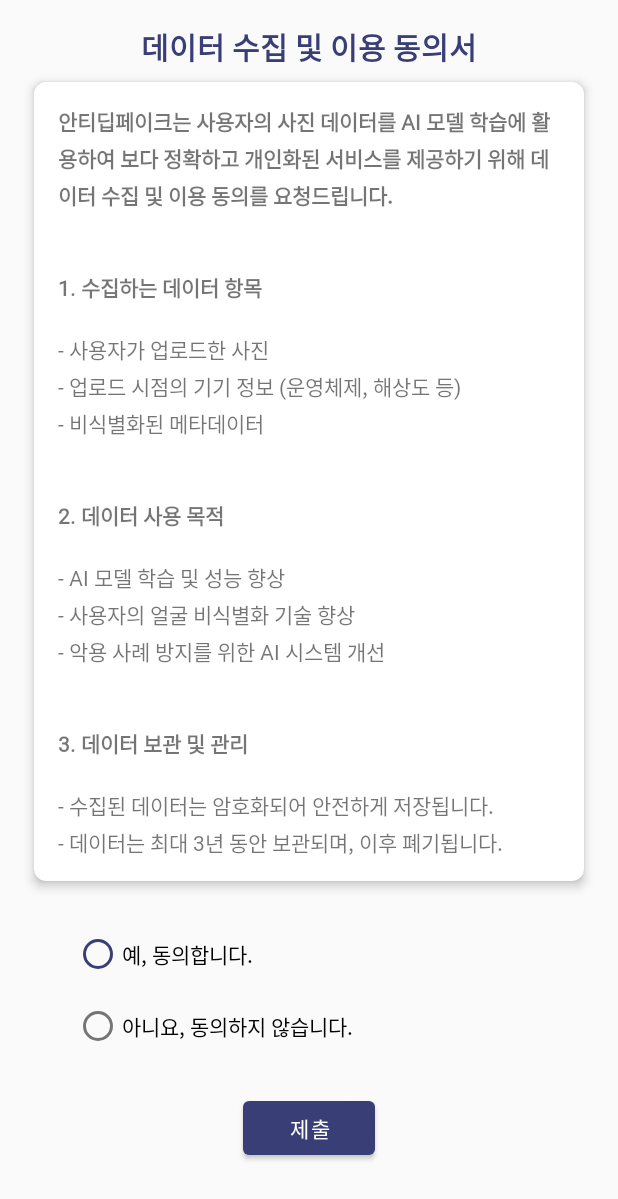
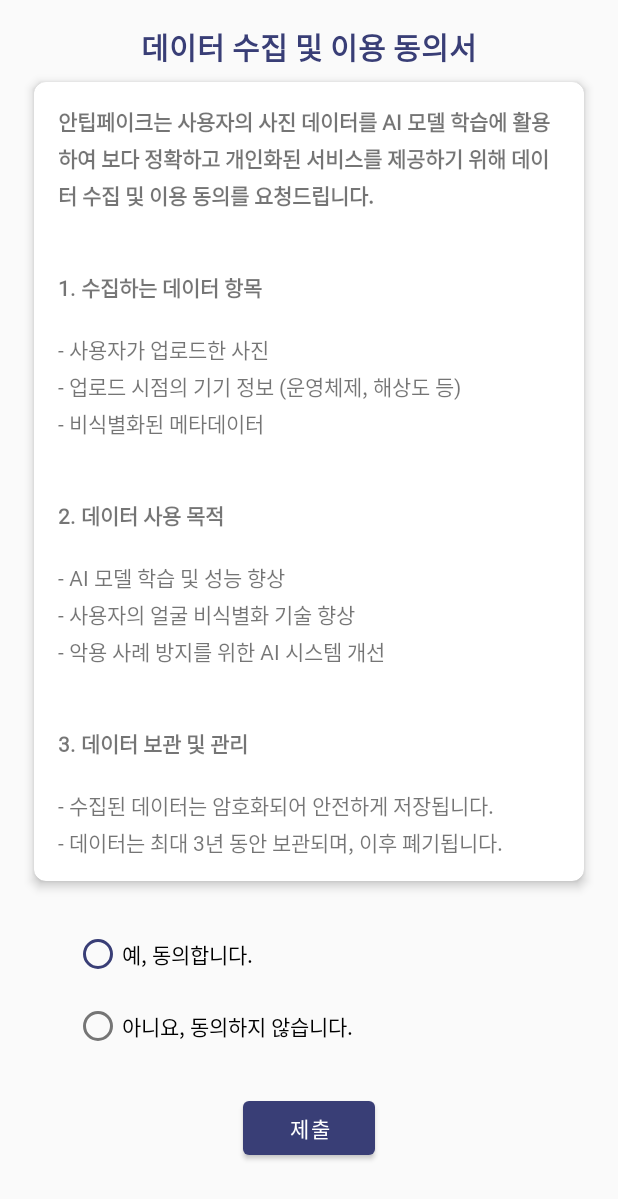
Before and after one commit to Anti-Deepfakes/Anti-deepfake, an Android app: the screen it shows after launch (MainActivity), on a phone screen of 412 x 824 dp. Shown: the top 1199 px of the screen. Run offline under Robolectric (Android 15) with nearby library versions, the phone set to English and light mode, and no system bars; our stand-ins replace navigation-ui; 1 statement that could not run was skipped.

Commit message:
docs: 이름 수정

```diff
--- a/android/app/src/main/res/layout/fragment_consent.xml
+++ b/android/app/src/main/res/layout/fragment_consent.xml
@@ -57,7 +57,7 @@
                     android:layout_height="wrap_content"
                     android:textSize="14sp"
                     android:lineSpacingExtra="4dp"
-                    android:text="안티딥페이크는 사용자의 사진 데이터를 AI 모델 학습에 활용하여 보다 정확하고 개인화된 서비스를 제공하기 위해 데이터 수집 및 이용 동의를 요청드립니다.\n\n"
+                    android:text="안팁페이크는 사용자의 사진 데이터를 AI 모델 학습에 활용하여 보다 정확하고 개인화된 서비스를 제공하기 위해 데이터 수집 및 이용 동의를 요청드립니다.\n\n"
                     android:textStyle="bold" />
 
                 <TextView
@@ -133,9 +133,6 @@
     </androidx.cardview.widget.CardView>
 
     <!-- 동의 여부 선택 -->
-
-    <!-- 제출 버튼 -->
-
     <RadioGroup
         android:id="@+id/consentRadioGroup"
         android:layout_width="wrap_content"
@@ -165,6 +162,7 @@
             android:text="아니요, 동의하지 않습니다." />
     </RadioGroup>
 
+    <!-- 제출 버튼 -->
     <Button
         android:id="@+id/submitButton"
         android:layout_width="wrap_content"
```
